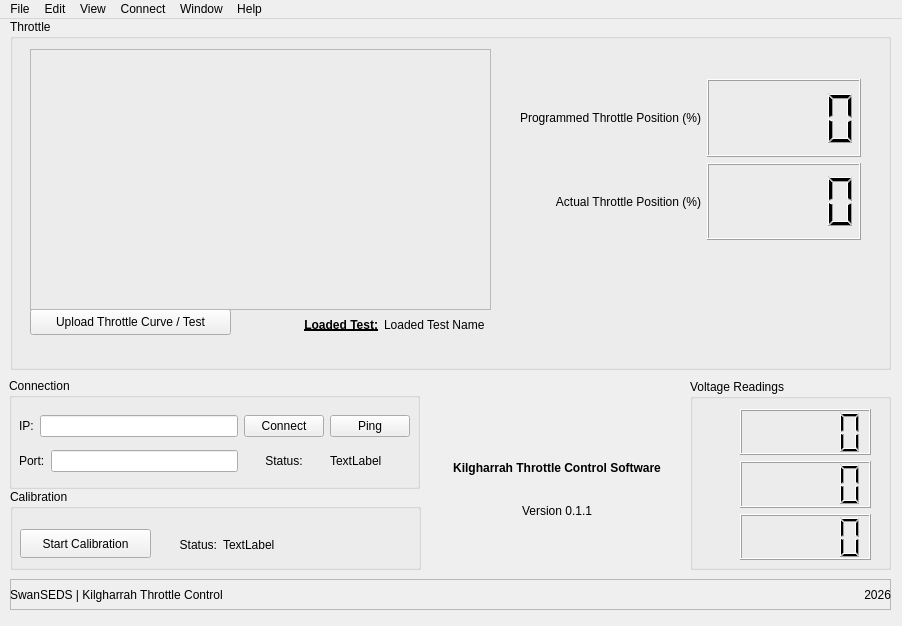
The window that main.ui (SwanSEDS-Rocketry/SwanThrottleControl_GUI) describes before a commit, drawn with Qt 5.
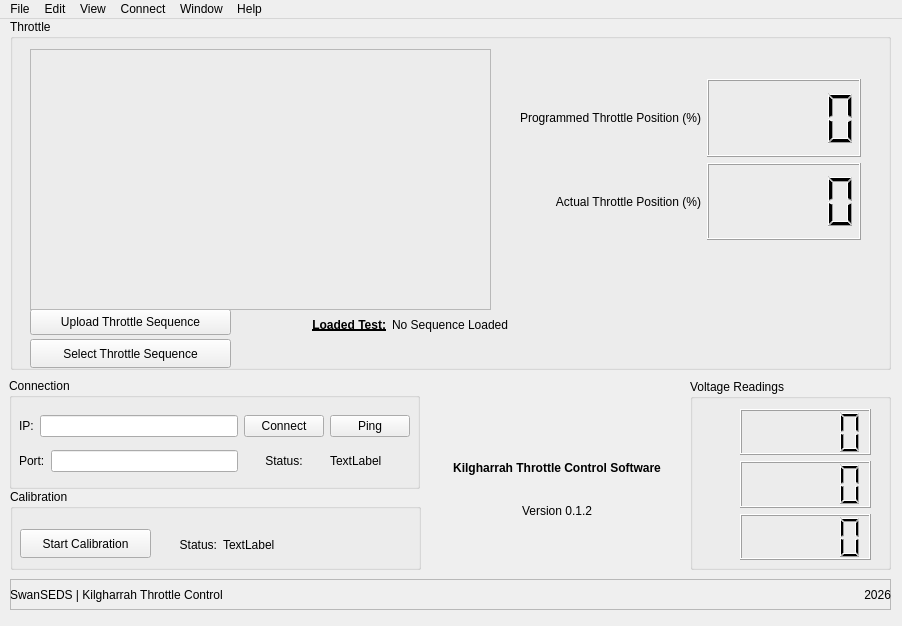
The same window after the commit. Icons and pictures are not drawn.

Commit message: Add throttle graph and server/client control

The edit to the form file:
```diff
--- a/main.ui
+++ b/main.ui
@@ -77,7 +77,7 @@
       </rect>
      </property>
      <property name="text">
-      <string>Upload Throttle Curve / Test</string>
+      <string>Upload Throttle Sequence</string>
      </property>
      <property name="checkable">
       <bool>false</bool>
@@ -180,7 +180,7 @@
       <rect>
        <x>260</x>
        <y>290</y>
-       <width>221</width>
+       <width>239</width>
        <height>31</height>
       </rect>
      </property>
@@ -204,13 +204,26 @@
       <item>
        <widget class="QLabel" name="label_6">
         <property name="text">
-         <string>Loaded Test Name</string>
+         <string>No Sequence Loaded</string>
         </property>
        </widget>
       </item>
      </layout>
     </widget>
-    <zorder>pushButton</zorder>
+    <widget class="QPushButton" name="selectSequenceButton">
+     <property name="geometry">
+      <rect>
+       <x>20</x>
+       <y>320</y>
+       <width>201</width>
+       <height>29</height>
+      </rect>
+     </property>
+     <property name="text">
+      <string>Select Throttle Sequence</string>
+     </property>
+    </widget>
+    <zorder>uploadSeqButton</zorder>
     <zorder>label_7</zorder>
     <zorder>gridLayoutWidget</zorder>
     <zorder>horizontalLayoutWidget_2</zorder>
@@ -437,7 +450,7 @@
         </font>
        </property>
        <property name="text">
-        <string>Version 0.1.1</string>
+        <string>Version 0.1.2</string>
        </property>
        <property name="alignment">
         <set>Qt::AlignmentFlag::AlignCenter</set>
```
Left out of the diff: 9 changed lines with no effect on the pictures. The commit also changes 8 other files.
